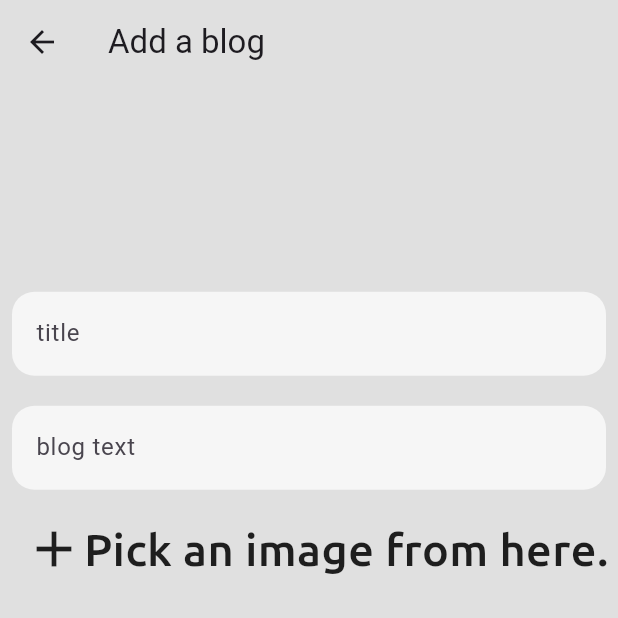
After one commit to himanshuchaurasiya24/BlogDRFxScaler, a Flutter app: the AddNewBlogScreen screen opened directly, after a tap on "Pick an image from here.", on a phone screen of 412 x 824 dp, the top half of it. The commit adds this screen. Run offline on Flutter 3.47's test engine with Material 3 defaults, Android fonts, the phone set to English and light mode, and no system bars; our stand-ins replace image_picker, shared_preferences; accounts and stored records are empty; project files that could hold a hidden picture were left out.

Commit message:
creating a blog screen created pending backend

```diff
--- a/blog_frontend/lib/api/api_services.dart
+++ b/blog_frontend/lib/api/api_services.dart
@@ -11,6 +11,8 @@ import 'package:http/http.dart' as http;
 const apiLink = 'http://127.0.0.1:8000/';
 
 class ApiServices {
+
+
   Future<List<BlogModel>> fetchPublicBlogList() async {
     var response = await http.get(Uri.parse('$apiLink/api/home/blog'));
     if (response.statusCode == 200) {
--- /dev/null
+++ b/blog_frontend/lib/screens/add_new_blog_screen.dart
@@ -0,0 +1,91 @@
+import 'dart:io';
+
+import 'package:blog_frontend/components/custom_text_field.dart';
+import 'package:flutter/material.dart';
+import 'package:image_picker/image_picker.dart';
+
+class AddNewBlogScreen extends StatefulWidget {
+  const AddNewBlogScreen({super.key});
+
+  @override
+  State<AddNewBlogScreen> createState() => _AddNewBlogScreenState();
+}
+
+class _AddNewBlogScreenState extends State<AddNewBlogScreen> {
+  final titleController = TextEditingController();
+  final blogTextController = TextEditingController();
+  final userIdController = TextEditingController();
+  final _formkey = GlobalKey<FormState>();
+  File? _selectedImage;
+  @override
+  Widget build(BuildContext context) {
+    return Scaffold(
+      appBar: AppBar(
+        title: const Text('Add a blog'),
+      ),
+      body: Padding(
+        padding: const EdgeInsets.symmetric(horizontal: 8.0),
+        child: Form(
+          key: _formkey,
+          child: Column(
+            mainAxisAlignment: MainAxisAlignment.center,
+            children: [
+              CustomTextField(
+                context: context,
+                hintText: 'title',
+                controller: titleController,
+              ),
+              const SizedBox(
+                height: 10,
+              ),
+              CustomTextField(
+                context: context,
+                hintText: 'blog text',
+                controller: blogTextController,
+              ),
+              const SizedBox(
+                height: 10,
+              ),
+              IconButton(
+                onPressed: () async {
+                  final pickedImage = await ImagePicker()
+                      .pickImage(source: ImageSource.gallery);
+                  if (pickedImage != null) {
+                    setState(() {
+                      _selectedImage = File(pickedImage.path);
+                    });
+                  } else {
+                    //
+                  }
+                },
+                icon: Row(
+                  children: [
+                    const Icon(
+                      Icons.add,
+                      size: 40,
+                      color: Colors.black87,
+                    ),
+                    Text(
+                      'Pick an image from here.',
+                      style: Theme.of(context)
+                          .textTheme
+                          .bodyMedium!
+                          .copyWith(color: Colors.black87),
+                    )
+                  ],
+                ),
+              ),
+              SizedBox(
+                height: 300,
+                width: 300,
+                child: _selectedImage != null
+                    ? Image.file(_selectedImage!)
+                    : const SizedBox(),
+              )
+            ],
+          ),
+        ),
+      ),
+    );
+  }
+}
--- a/blog_frontend/lib/screens/home.dart
+++ b/blog_frontend/lib/screens/home.dart
@@ -13,8 +13,9 @@
 // import 'dart:io';
 import 'package:blog_frontend/components/custom_page_route.dart';
 import 'package:blog_frontend/main.dart';
+import 'package:blog_frontend/screens/add_new_blog_screen.dart';
 import 'package:blog_frontend/screens/bottomNavScreens/profile_bottom.dart';
-import 'package:blog_frontend/screens/home_bottom.dart';
+import 'package:blog_frontend/screens/bottomNavScreens/home_bottom.dart';
 import 'package:blog_frontend/screens/login_screen.dart';
 import 'package:flutter/material.dart';
 
@@ -72,7 +73,12 @@ class _HomeState extends State<Home> {
         ),
         floatingActionButton: FloatingActionButton.extended(
           onPressed: () {
-            //
+            Navigator.push(
+              context,
+              CustomPageRoute(
+                route: const AddNewBlogScreen(),
+              ),
+            );
           },
           label: const Text('new blog'),
           icon: const Icon(Icons.add),
--- a/blog_frontend/pubspec.yaml
+++ b/blog_frontend/pubspec.yaml
@@ -37,6 +37,7 @@ dependencies:
   cupertino_icons: ^1.0.8
   http: ^1.2.2
   shared_preferences: ^2.3.2
+  image_picker: ^1.1.2
 
 dev_dependencies:
   flutter_test:
```
Also changed, not shown: blog_frontend/lib/screens/bottomNavScreens/home_bottom.dart (renamed from blog_frontend/lib/screens/home_bottom.dart), blog_frontend/pubspec.lock, blogs/images_AIBHgXp.jpg (added), blogs/images_FOy5Kd3.jpg (added), blogs/images_ZlEZt1z.jpg (added), blogs/images_zguaRIH.jpg (added), 6 other files.
